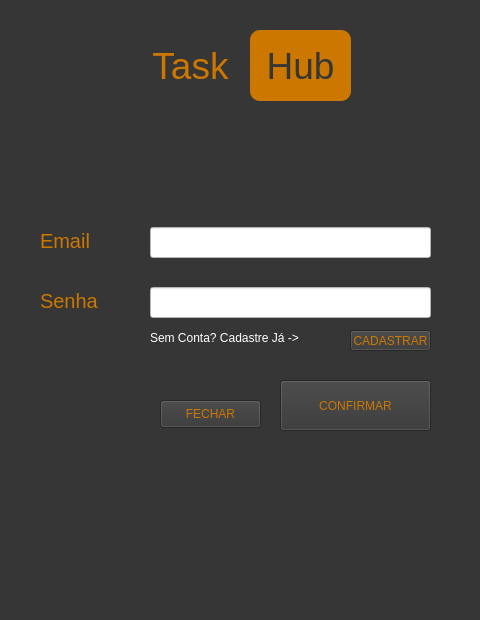
Qt form login.ui (Annagdy/TaskHub) before a commit.
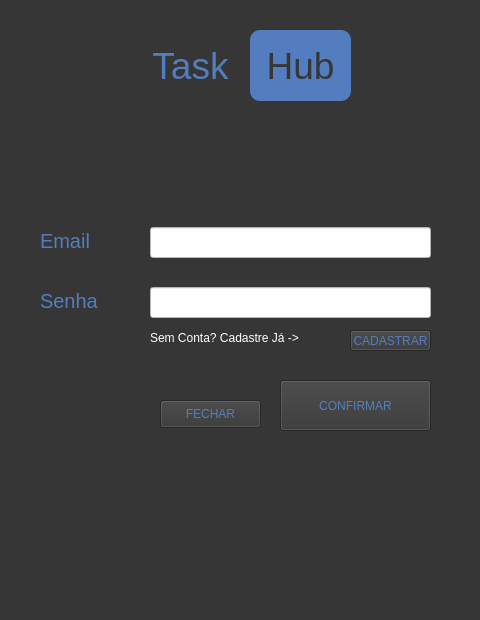
The same form after that commit.

```diff
--- a/login.ui
+++ b/login.ui
@@ -30,7 +30,7 @@
      <bool>false</bool>
     </property>
     <property name="styleSheet">
-     <string notr="true">color: rgb(204, 119, 0); font-size: 28pt;</string>
+     <string notr="true">color: #547dbf; font-size: 28pt;</string>
     </property>
     <property name="frameShape">
      <enum>QFrame::NoFrame</enum>
@@ -42,7 +42,7 @@
      <string>Task</string>
     </property>
     <property name="textFormat">
-     <enum>Qt::MarkdownText</enum>
+     <enum>Qt::PlainText</enum>
     </property>
     <property name="scaledContents">
      <bool>false</bool>
@@ -61,7 +61,7 @@
      </rect>
     </property>
     <property name="styleSheet">
-     <string notr="true">color: rgb(204, 119, 0); font-size: 15pt;</string>
+     <string notr="true">color: #547dbf; font-size: 15pt;</string>
     </property>
     <property name="text">
      <string>Email</string>
@@ -77,7 +77,7 @@
      </rect>
     </property>
     <property name="styleSheet">
-     <string notr="true">color: rgb(204, 119, 0); font-size: 15pt;</string>
+     <string notr="true">color: #547dbf; font-size: 15pt;</string>
     </property>
     <property name="text">
      <string>Senha</string>
@@ -119,7 +119,7 @@
      </rect>
     </property>
     <property name="styleSheet">
-     <string notr="true">color: rgb(204, 119, 0); 
+     <string notr="true">color: #547dbf; 
 font: 75 14pt &quot;MS Shell Dlg 2&quot;;</string>
     </property>
     <property name="text">
@@ -152,7 +152,7 @@
      </rect>
     </property>
     <property name="styleSheet">
-     <string notr="true">color: rgb(204, 119, 0); 
+     <string notr="true">color:#547dbf; 
 font: 75 8pt &quot;MS Shell Dlg 2&quot;;</string>
     </property>
     <property name="text">
@@ -169,7 +169,7 @@
      </rect>
     </property>
     <property name="styleSheet">
-     <string notr="true">color:rgb(204, 119, 0);
+     <string notr="true">color:#547dbf;
 font: 75 10pt &quot;MS Shell Dlg 2&quot;;</string>
     </property>
     <property name="text">
@@ -190,7 +190,7 @@
     </property>
     <property name="styleSheet">
      <string notr="true"> font-size: 28pt; color:rgb(54, 54, 54); 
-background-color: rgb(204, 119, 0);
+background-color: #547dbf;
 border-radius: 10px;</string>
     </property>
     <property name="frameShape">
@@ -203,7 +203,7 @@
      <string>Hub</string>
     </property>
     <property name="textFormat">
-     <enum>Qt::MarkdownText</enum>
+     <enum>Qt::PlainText</enum>
     </property>
     <property name="scaledContents">
      <bool>false</bool>
```
Left out of the diff: 2 changed lines with no effect on the pictures.
